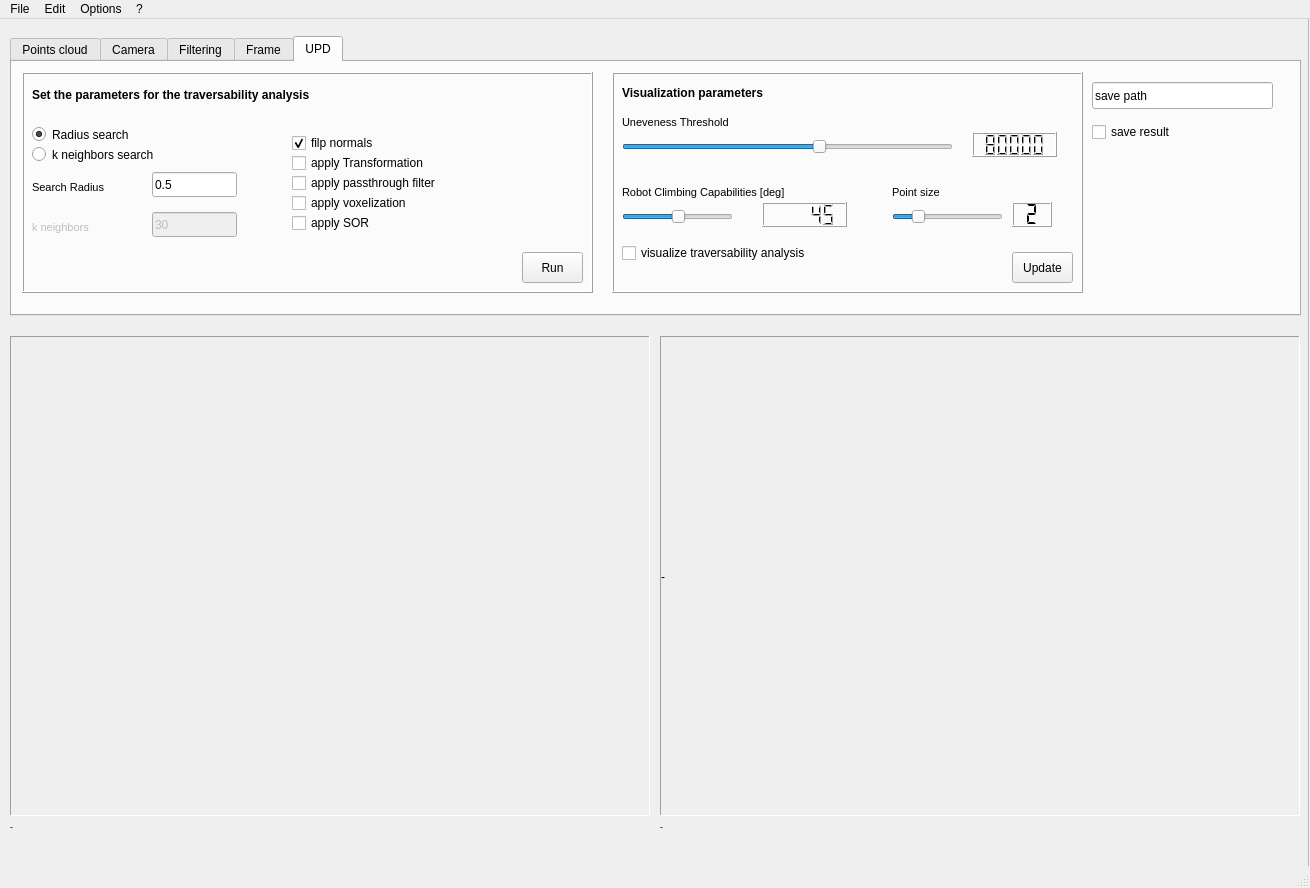
First picture: the form in apps/upd_DEMO/PCL_upd_DEMO.ui, repository bellonemauro/OpenTraversability, before the edit.
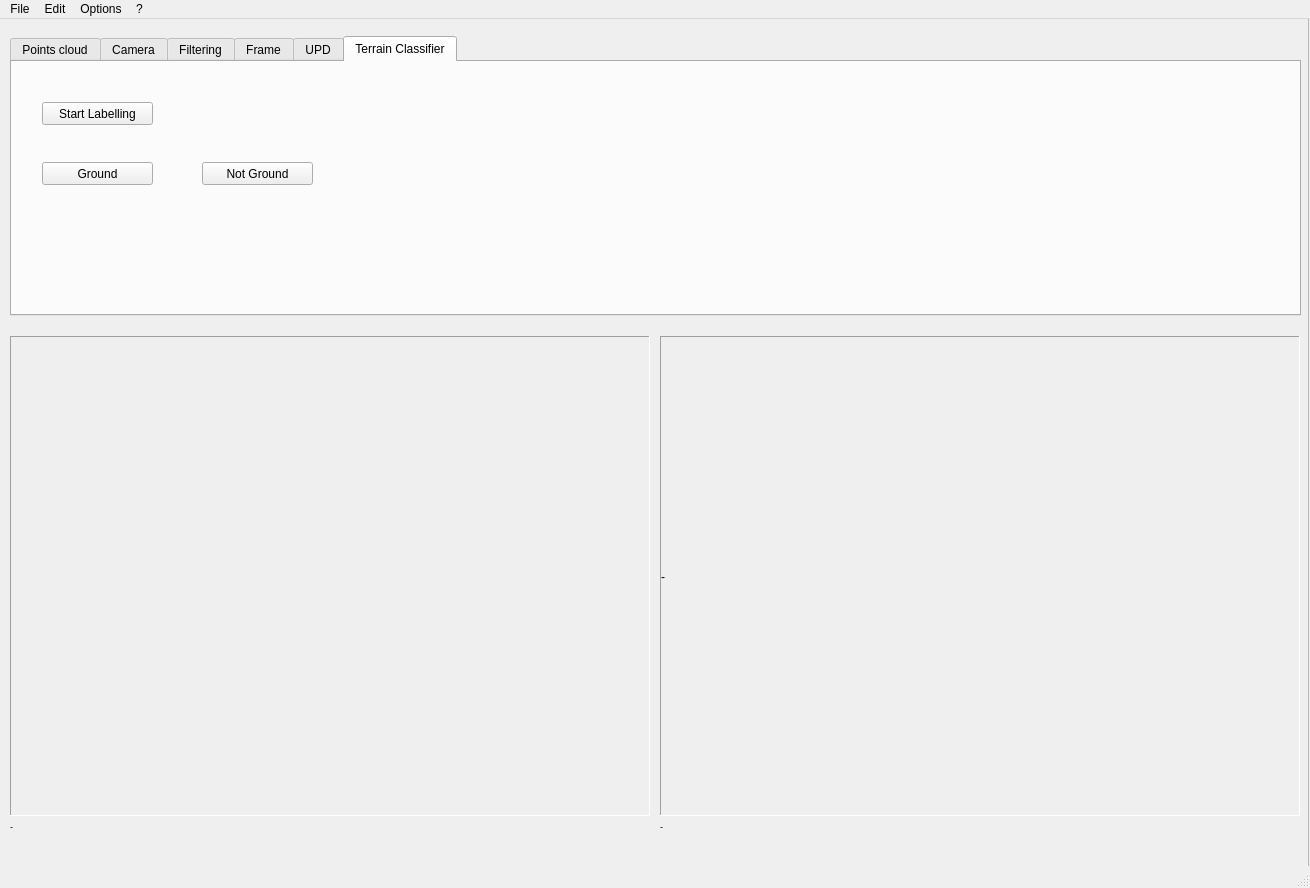
Second picture: the form after the edit. Icons and pictures are not drawn. Custom widgets are drawn as their Qt base class.

Commit message: change log: added install and package - added new -non fully working - functionalities for manual labelling

Diff of the .ui file:
```diff
--- a/apps/upd_DEMO/PCL_upd_DEMO.ui
+++ b/apps/upd_DEMO/PCL_upd_DEMO.ui
@@ -160,7 +160,7 @@
        </rect>
       </property>
       <property name="currentIndex">
-       <number>4</number>
+       <number>5</number>
       </property>
       <widget class="QWidget" name="PointsCloud">
        <attribute name="title">
@@ -1525,6 +1525,50 @@
         </property>
        </widget>
       </widget>
+      <widget class="QWidget" name="classifier">
+       <attribute name="title">
+        <string>Terrain Classifier</string>
+       </attribute>
+       <widget class="QPushButton" name="pushButton_startLabelling">
+        <property name="geometry">
+         <rect>
+          <x>30</x>
+          <y>40</y>
+          <width>111</width>
+          <height>23</height>
+         </rect>
+        </property>
+        <property name="text">
+         <string>Start Labelling</string>
+        </property>
+       </widget>
+       <widget class="QPushButton" name="pushButton_ground">
+        <property name="geometry">
+         <rect>
+          <x>30</x>
+          <y>100</y>
+          <width>111</width>
+          <height>23</height>
+         </rect>
+        </property>
+        <property name="text">
+         <string>Ground</string>
+        </property>
+       </widget>
+       <widget class="QPushButton" name="pushButton_notGround">
+        <property name="geometry">
+         <rect>
+          <x>190</x>
+          <y>100</y>
+          <width>111</width>
+          <height>23</height>
+         </rect>
+        </property>
+        <property name="text">
+         <string>Not Ground</string>
+        </property>
+       </widget>
+      </widget>
      </widget>
      <widget class="QLabel" name="label_fileStatus_cloud">
       <property name="geometry">
```
Left out of the diff: 2 changed lines with no effect on the pictures. The commit also changes 7 other files.
